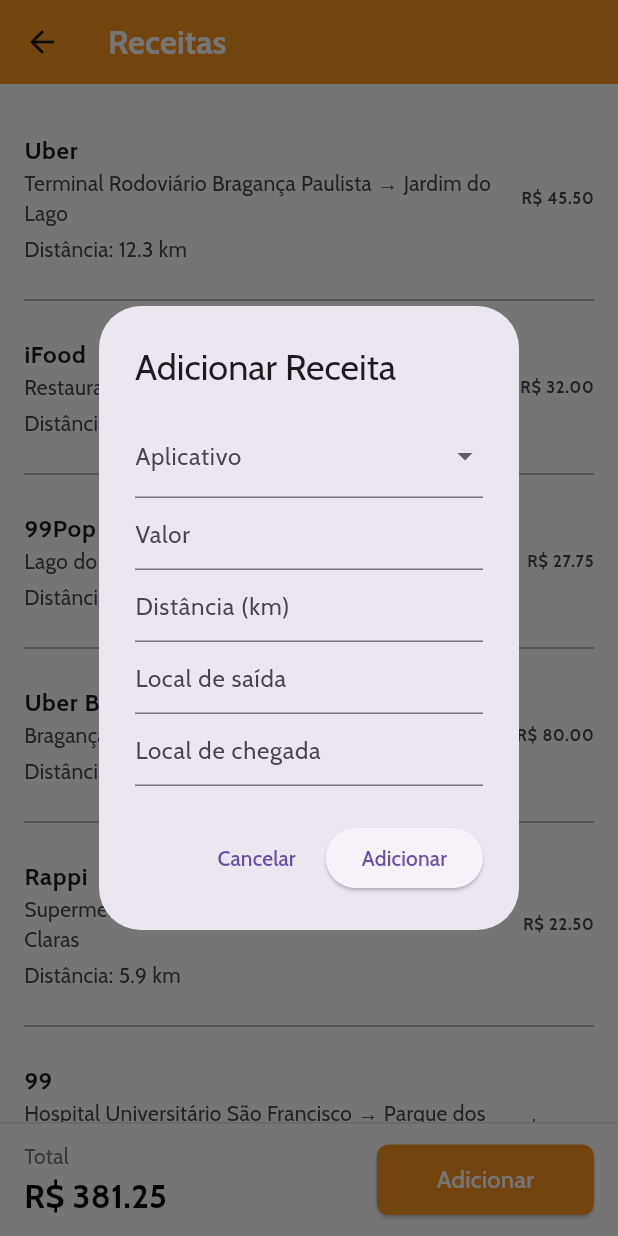
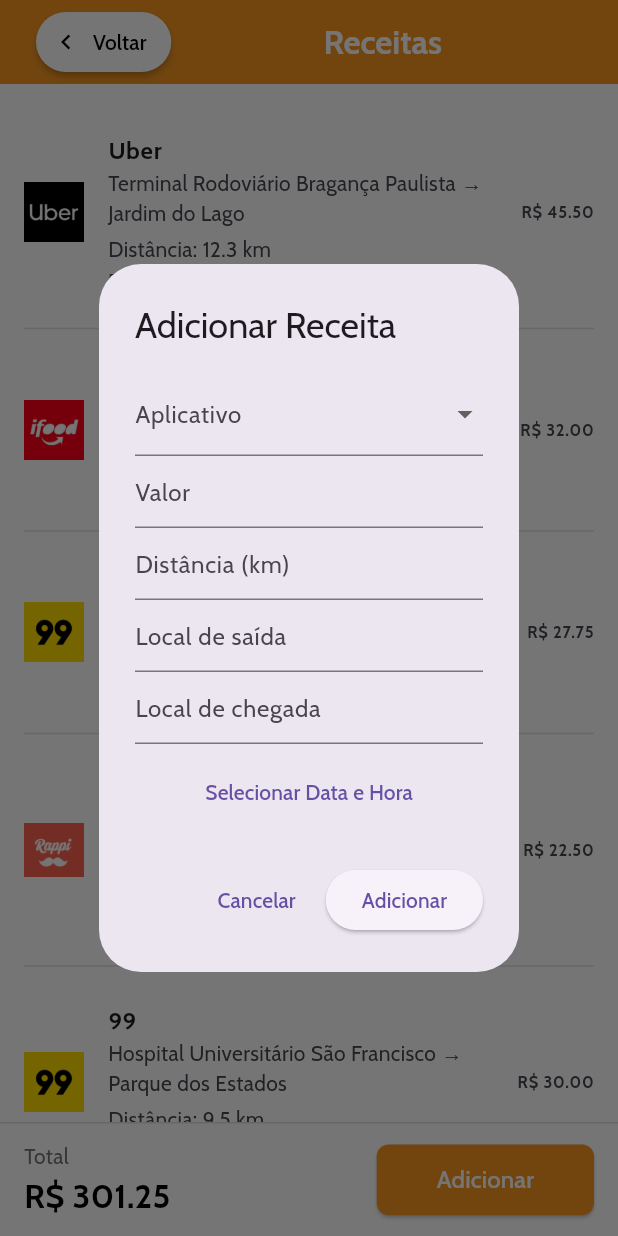
Before and after one commit to marcio-brener/ride_buddy_flutter, a Flutter app: the ReceitasScreen screen opened directly, after a tap on "Adicionar", on a phone screen of 412 x 824 dp. Run offline on Flutter 3.47's test engine with Material 3 defaults, Android fonts, the phone set to English and light mode, and no system bars; our stand-ins replace google_fonts.

Commit message:
Atualização páginas Despesas e Receitas

```diff
--- a/lib/screens/receitas_screen.dart
+++ b/lib/screens/receitas_screen.dart
@@ -1,6 +1,8 @@
 import 'package:flutter/material.dart';
 
 class ReceitasScreen extends StatefulWidget {
+  const ReceitasScreen({super.key});
+
   @override
   State<ReceitasScreen> createState() => _ReceitasScreenState();
 }
@@ -13,6 +15,7 @@
       "distancia": 12.3,
       "localSaida": "Terminal Rodoviário Bragança Paulista",
       "localEntrada": "Jardim do Lago",
+      "dataHora": DateTime.now(),
     },
     {
       "app": "iFood",
@@ -20,6 +23,7 @@
       "distancia": 7.8,
       "localSaida": "Restaurante no Centro",
       "localEntrada": "Planejada I",
+      "dataHora": DateTime.now(),
     },
     {
       "app": "99Pop",
@@ -27,13 +31,7 @@
       "distancia": 6.4,
       "localSaida": "Lago do Taboão",
       "localEntrada": "Vila Aparecida",
-    },
-    {
-      "app": "Uber Black",
-      "value": 80.00,
-      "distancia": 18.2,
-      "localSaida": "Bragança Garden Shopping",
-      "localEntrada": "Jardim São Miguel",
+      "dataHora": DateTime.now(),
     },
     {
       "app": "Rappi",
@@ -41,6 +39,7 @@
       "distancia": 5.9,
       "localSaida": "Supermercado União - Centro",
       "localEntrada": "Jardim Águas Claras",
+      "dataHora": DateTime.now(),
     },
     {
       "app": "99",
@@ -48,13 +47,15 @@
       "distancia": 9.5,
       "localSaida": "Hospital Universitário São Francisco",
       "localEntrada": "Parque dos Estados",
+      "dataHora": DateTime.now(),
     },
     {
-      "app": "Uber Flash",
+      "app": "VRDrive",
       "value": 18.00,
       "distancia": 4.2,
       "localSaida": "Loja no Centro",
       "localEntrada": "Bairro do Matadouro",
+      "dataHora": DateTime.now(),
     },
     {
       "app": "Uber",
@@ -62,6 +63,7 @@
       "distancia": 10.1,
       "localSaida": "Bragança Garden Shopping",
       "localEntrada": "Centro",
+      "dataHora": DateTime.now(),
     },
     {
       "app": "iFood",
@@ -69,6 +71,7 @@
       "distancia": 6.7,
       "localSaida": "Pizzaria Vila Rica - Centro",
       "localEntrada": "Jardim Santa Helena",
+      "dataHora": DateTime.now(),
     },
     {
       "app": "Uber",
@@ -76,8 +79,18 @@
       "distancia": 15.4,
       "localSaida": "Estádio Nabi Abi Chedid (Bragantino)",
       "localEntrada": "Jardim São Lourenço",
+      "dataHora": DateTime.now(),
     },
   ];
+
+  final Map<String, String> appLogos = {
+    "Uber": "assets/uber-logo.png",
+    "99": "assets/99-logo.png",
+    "99Pop": "assets/99-logo.png",
+    "iFood": "assets/ifood-logo.png",
+    "Rappi": "assets/rappi-logo.png",
+    "VRDrive": "assets/vrdrive-logo.png",
+  };
 
   double get total =>
       _receitas.fold(0, (sum, item) => sum + (item['value'] as double));
@@ -88,6 +101,7 @@
     String distancia = '';
     String localSaida = '';
     String localEntrada = '';
+    DateTime? dataHora;
 
     final List<String> _apps = [
       "Uber",
@@ -96,45 +110,90 @@
       "Frete",
       "Rappi",
       "InDrive",
-      "Uber Flash",
+      "VRDrive",
     ];
 
     showDialog(
       context: context,
       builder: (context) {
+        return StatefulBuilder(
+          builder: (context, setStateDialog) {
             return AlertDialog(
-          title: Text('Adicionar Receita'),
+              title: const Text('Adicionar Receita'),
               content: SingleChildScrollView(
                 child: Column(
                   mainAxisSize: MainAxisSize.min,
                   children: [
                     DropdownButtonFormField<String>(
-                  decoration: InputDecoration(labelText: "Aplicativo"),
+                      decoration: const InputDecoration(
+                        labelText: "Aplicativo",
+                      ),
                       value: appSelecionado,
                       items: _apps.map((app) {
                         return DropdownMenuItem(value: app, child: Text(app));
                       }).toList(),
                       onChanged: (val) {
+                        setStateDialog(() {
                           appSelecionado = val;
+                        });
                       },
                     ),
                     TextField(
-                  decoration: InputDecoration(hintText: 'Valor'),
+                      decoration: const InputDecoration(hintText: 'Valor'),
                       keyboardType: TextInputType.number,
                       onChanged: (val) => value = val,
                     ),
                     TextField(
-                  decoration: InputDecoration(hintText: 'Distância (km)'),
+                      decoration: const InputDecoration(
+                        hintText: 'Distância (km)',
+                      ),
                       keyboardType: TextInputType.number,
                       onChanged: (val) => distancia = val,
                     ),
                     TextField(
-                  decoration: InputDecoration(hintText: 'Local de saída'),
+                      decoration: const InputDecoration(
+                        hintText: 'Local de saída',
+                      ),
                       onChanged: (val) => localSaida = val,
                     ),
                     TextField(
-                  decoration: InputDecoration(hintText: 'Local de chegada'),
+                      decoration: const InputDecoration(
+                        hintText: 'Local de chegada',
+                      ),
                       onChanged: (val) => localEntrada = val,
+                    ),
+                    const SizedBox(height: 8),
+                    TextButton(
+                      onPressed: () async {
+                        final DateTime? pickedDate = await showDatePicker(
+                          context: context,
+                          initialDate: DateTime.now(),
+                          firstDate: DateTime(2020),
+                          lastDate: DateTime(2100),
+                        );
+                        if (pickedDate != null) {
+                          final TimeOfDay? pickedTime = await showTimePicker(
+                            context: context,
+                            initialTime: TimeOfDay.now(),
+                          );
+                          if (pickedTime != null) {
+                            setStateDialog(() {
+                              dataHora = DateTime(
+                                pickedDate.year,
+                                pickedDate.month,
+                                pickedDate.day,
+                                pickedTime.hour,
+                                pickedTime.minute,
+                              );
+                            });
+                          }
+                        }
+                      },
+                      child: Text(
+                        dataHora == null
+                            ? 'Selecionar Data e Hora'
+                            : '${dataHora!.day}/${dataHora!.month}/${dataHora!.year} ${dataHora!.hour.toString().padLeft(2, '0')}:${dataHora!.minute.toString().padLeft(2, '0')}',
+                      ),
                     ),
                   ],
                 ),
@@ -142,7 +201,7 @@
               actions: [
                 TextButton(
                   onPressed: () => Navigator.pop(context),
-              child: Text('Cancelar'),
+                  child: const Text('Cancelar'),
                 ),
                 ElevatedButton(
                   onPressed: () {
@@ -158,14 +217,17 @@
                           'distancia': double.tryParse(distancia) ?? 0,
                           'localSaida': localSaida,
                           'localEntrada': localEntrada,
+                          'dataHora': dataHora ?? DateTime.now(),
                         });
                       });
                       Navigator.pop(context);
                     }
                   },
-              child: Text('Adicionar'),
+                  child: const Text('Adicionar'),
                 ),
               ],
+            );
+          },
         );
       },
     );
@@ -176,42 +238,86 @@
     return Scaffold(
       backgroundColor: Colors.white,
       appBar: AppBar(
-        title: Text(
+        automaticallyImplyLeading: false,
+        backgroundColor: const Color.fromARGB(255, 248, 151, 33),
+        title: Row(
+          children: [
+            Padding(
+              padding: const EdgeInsets.only(left: 8),
+              child: ElevatedButton.icon(
+                onPressed: () => Navigator.pop(context),
+                style: ElevatedButton.styleFrom(
+                  backgroundColor: Colors.white,
+                  foregroundColor: Colors.black,
+                  shape: RoundedRectangleBorder(
+                    borderRadius: BorderRadius.circular(30),
+                  ),
+                  elevation: 2,
+                  padding: const EdgeInsets.symmetric(
+                    horizontal: 10,
+                    vertical: 8,
+                  ),
+                ),
+                icon: const Icon(Icons.chevron_left, size: 20),
+                label: const Text('Voltar  ', style: TextStyle(fontSize: 14)),
+              ),
+            ),
+            Expanded(
+              child: Center(
+                child: const Text(
                   'Receitas',
-          style: TextStyle(fontWeight: FontWeight.bold, color: Colors.white),
+                  style: TextStyle(
+                    fontWeight: FontWeight.bold,
+                    color: Colors.white,
                   ),
-        backgroundColor: Color.fromARGB(255, 248, 151, 33),
                 ),
+              ),
+            ),
+          ],
+        ),
+      ),
+
       body: ListView.separated(
-        padding: EdgeInsets.all(16),
+        padding: const EdgeInsets.all(16),
         itemCount: _receitas.length,
         separatorBuilder: (context, index) =>
-            Divider(thickness: 1, color: Colors.grey),
+            Divider(thickness: 1, color: Colors.grey.shade300),
         itemBuilder: (context, index) {
           final item = _receitas[index];
+          // Correção: se dataHora for null, usa DateTime.now()
+          final DateTime dataHora = item['dataHora'] ?? DateTime.now();
+
           return ListTile(
-            contentPadding: EdgeInsets.symmetric(vertical: 8),
+            contentPadding: const EdgeInsets.symmetric(vertical: 8),
+            leading: appLogos[item['app']] != null
+                ? Image.asset(appLogos[item['app']]!, width: 40, height: 40)
+                : null,
             title: Text(
               item['app'],
-              style: TextStyle(fontWeight: FontWeight.bold),
+              style: const TextStyle(fontWeight: FontWeight.bold),
             ),
             subtitle: Column(
               crossAxisAlignment: CrossAxisAlignment.start,
               children: [
                 Text("${item['localSaida']} → ${item['localEntrada']}"),
-                SizedBox(height: 4),
+                const SizedBox(height: 4),
                 Text("Distância: ${item['distancia']} km"),
+                const SizedBox(height: 2),
+                Text(
+                  "Data/Hora: ${dataHora.day}/${dataHora.month}/${dataHora.year} ${dataHora.hour.toString().padLeft(2, '0')}:${dataHora.minute.toString().padLeft(2, '0')}",
+                  style: TextStyle(fontSize: 12, color: Colors.grey[700]),
+                ),
               ],
             ),
             trailing: Text(
               'R\$ ${item['value'].toStringAsFixed(2)}',
-              style: TextStyle(fontWeight: FontWeight.bold),
+              style: const TextStyle(fontWeight: FontWeight.bold),
             ),
           );
         },
       ),
       bottomNavigationBar: Container(
-        padding: EdgeInsets.symmetric(horizontal: 16, vertical: 12),
+        padding: const EdgeInsets.symmetric(horizontal: 16, vertical: 12),
         decoration: BoxDecoration(
           color: Colors.white,
           border: Border(
@@ -231,7 +337,7 @@
                 ),
                 Text(
                   'R\$ ${total.toStringAsFixed(2)}',
-                  style: TextStyle(
+                  style: const TextStyle(
                     fontSize: 22,
                     fontWeight: FontWeight.bold,
                     color: Colors.black,
@@ -245,10 +351,13 @@
                 shape: RoundedRectangleBorder(
                   borderRadius: BorderRadius.circular(8),
                 ),
-                backgroundColor: Color.fromARGB(255, 248, 151, 33),
-                padding: EdgeInsets.symmetric(horizontal: 40, vertical: 12),
+                backgroundColor: const Color.fromARGB(255, 248, 151, 33),
+                padding: const EdgeInsets.symmetric(
+                  horizontal: 40,
+                  vertical: 12,
                 ),
-              child: Text(
+              ),
+              child: const Text(
                 'Adicionar',
                 style: TextStyle(fontSize: 16, color: Colors.white),
               ),
```
Also changed, not shown: lib/screens/despesas_screen.dart (+36 -4 lines), pubspec.yaml (+8 -3 lines), assets/99-logo.png (added), assets/ifood-logo.png (added), assets/indrive-logo.png (added), assets/rappi-logo.png (added), assets/uber-logo.png (added), assets/vrdrive-logo.png (added), pubspec.lock, 1 other file. Lines whose indentation alone changed are shown as unchanged.
